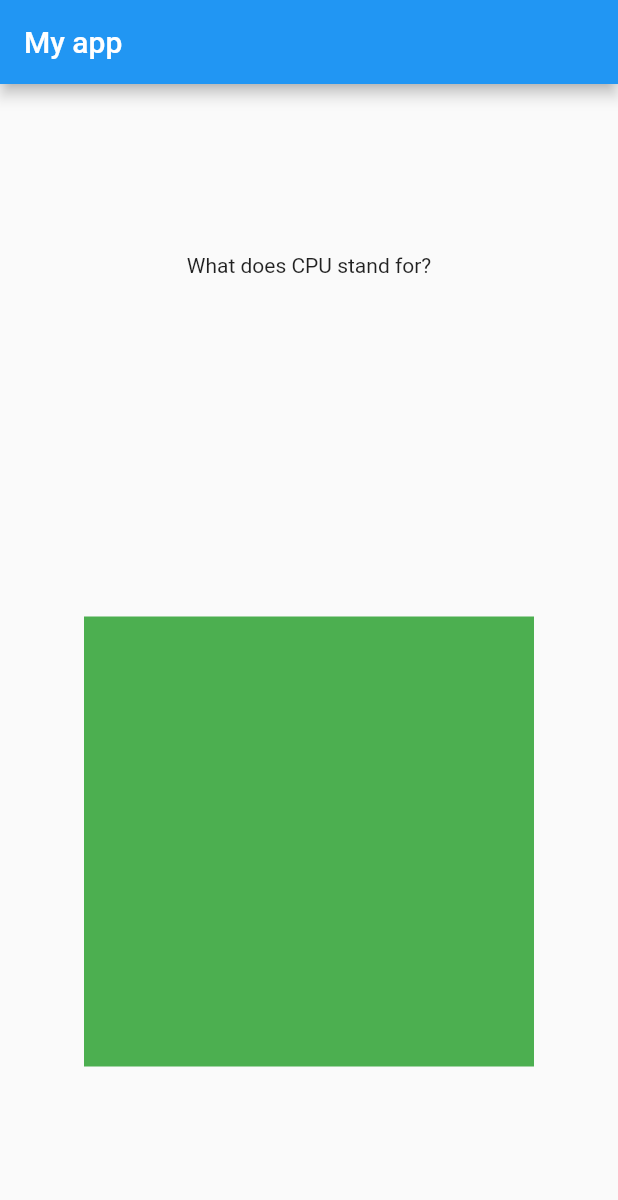
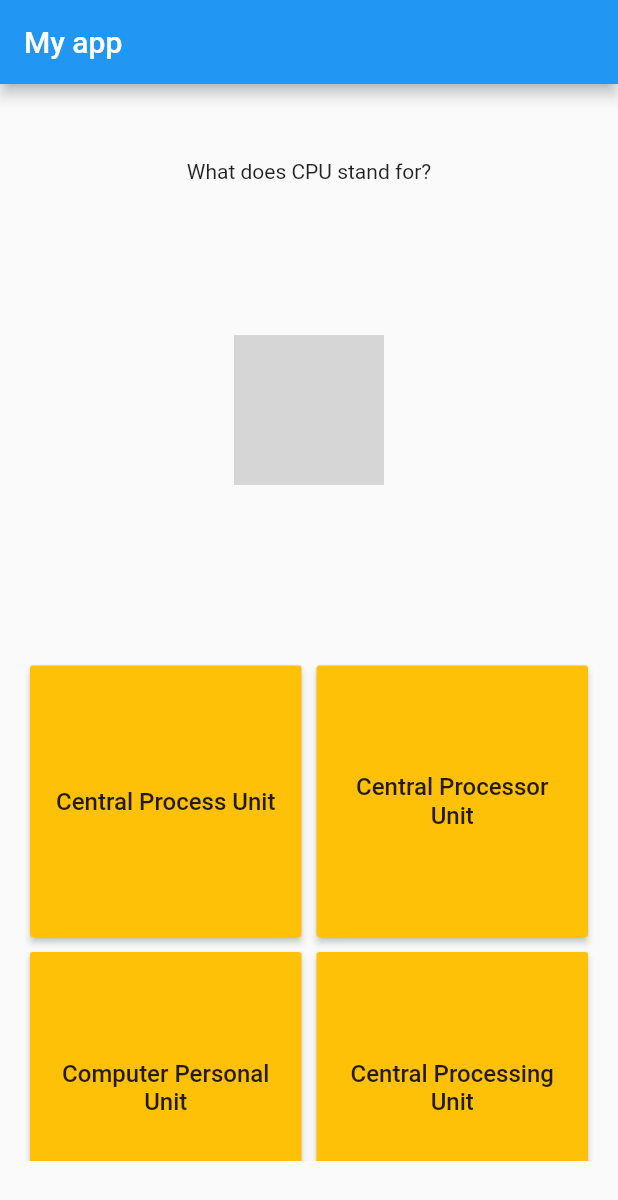
Before and after one commit to Roei-Bracha/flutter-codelab-quiz, a Flutter app: the screen it shows after launch, on a phone screen of 412 x 824 dp. Shown: the top 1200 px of the screen. Run offline on Flutter 3.47's test engine with Material 2 defaults, Android fonts, the phone set to English and light mode, and no system bars; grey boxes are pictures that could not be loaded.

Commit message:
before adding the game logic

```diff
--- a/docs/codelab.json
+++ b/docs/codelab.json
@@ -3,9 +3,9 @@
   "format": "html",
   "prefix": "https://storage.googleapis.com",
   "mainga": "UA-49880327-14",
-  "updated": "2021-01-05T14:52:54Z",
+  "updated": "2021-02-18T17:04:25Z",
   "id": "docs",
-  "duration": 35,
+  "duration": 80,
   "title": "Write your First flutter app",
   "authors": "Roei Bracha",
   "summary": "Write your First flutter app",
--- a/my_game/lib/main.dart
+++ b/my_game/lib/main.dart
@@ -13,6 +13,7 @@ class MyApp extends StatelessWidget {
       title: 'Flutter Demo',
       theme: ThemeData(
         primarySwatch: Colors.blue,
+        accentColor: Colors.amber,
         visualDensity: VisualDensity.adaptivePlatformDensity,
       ),
       home: MainScreen(),
--- /dev/null
+++ b/my_game/lib/widgets/AnswerButton.dart
@@ -0,0 +1,21 @@
+import 'package:flutter/material.dart';
+
+class AnswerButton extends StatelessWidget {
+  final String text;
+  final Function onPress;
+
+  AnswerButton({this.text, this.onPress, Key key}) : super(key: key);
+
+  @override
+  Widget build(BuildContext context) {
+    return RaisedButton(
+      color: Theme.of(context).accentColor,
+      child: Text(
+        text,
+        textAlign: TextAlign.center,
+        style: TextStyle(fontSize: 16),
+      ),
+      onPressed: this.onPress,
+    );
+  }
+}
--- a/my_game/lib/widgets/question.dart
+++ b/my_game/lib/widgets/question.dart
@@ -1,4 +1,5 @@
 import 'package:flutter/material.dart';
+import 'package:my_game/widgets/AnswerButton.dart';
 
 class Question extends StatelessWidget {
   final question_text = "What does CPU stand for?";
@@ -13,6 +14,22 @@ class Question extends StatelessWidget {
 
   @override
   Widget build(BuildContext context) {
+    List<Widget> answers = [];
+    answers.add(AnswerButton(
+      text: correct_answer,
+      onPress: () {
+        print(true);
+      },
+    ));
+    incorrect_answers.forEach((ansString) {
+      answers.add(AnswerButton(
+        text: ansString,
+        onPress: () {
+          print(false);
+        },
+      ));
+    });
+    answers.shuffle();
     return Container(
       width: double.infinity,
       child: Column(
@@ -21,9 +38,20 @@ class Question extends StatelessWidget {
         children: [
           Text(this.question_text),
           Container(
-            color: Colors.green,
-            height: 300,
-            width: 300,
+            height: 100,
+            width: 100,
+            child: Image.asset('assets/images/milli.png'),
+          ),
+          Container(
+            height: 350,
+            child: GridView.count(
+                crossAxisCount: 2,
+                physics: NeverScrollableScrollPhysics(),
+                primary: false,
+                padding: const EdgeInsets.all(20),
+                crossAxisSpacing: 10,
+                mainAxisSpacing: 10,
+                children: <Widget>[...answers]),
           )
         ],
       ),
--- a/my_game/pubspec.yaml
+++ b/my_game/pubspec.yaml
@@ -45,8 +45,8 @@ flutter:
   uses-material-design: true
 
   # To add assets to your application, add an assets section, like this:
-  # assets:
-  #   - images/a_dot_burr.jpeg
+  assets:
+   - assets/images/milli.png
   #   - images/a_dot_ham.jpeg
 
   # An image asset can refer to one or more resolution-specific "variants", see
```
Also changed, not shown: 3 other files.
